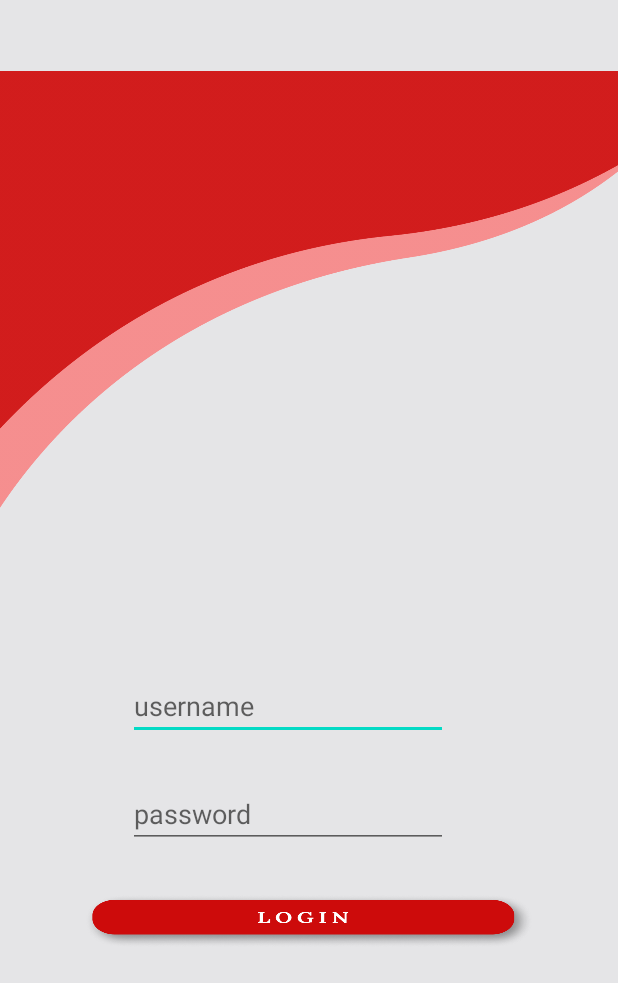
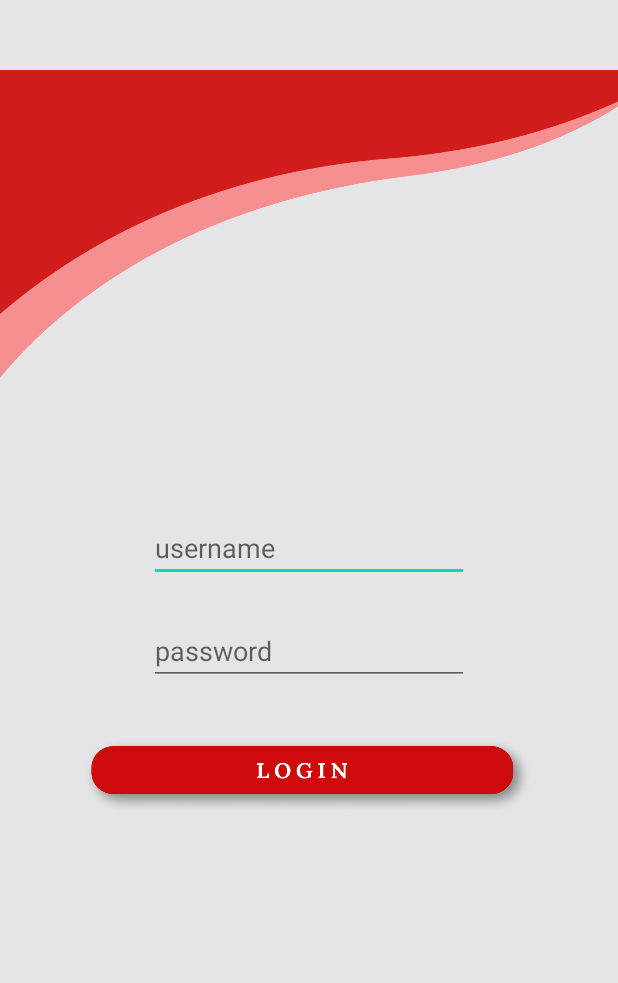
Before and after one commit to sevcukd/SpotMeal, an Android app: the screen it shows after launch (LogIn), on a phone screen of 412 x 824 dp. Shown: the top 983 px of the screen. Run offline under Robolectric (Android 15) with nearby library versions, the phone set to English and light mode, and no system bars.

```diff
--- /dev/null
+++ b/app/src/main/res/drawable-v21/sign_in_button_design.xml
@@ -0,0 +1,4 @@
+<?xml version="1.0" encoding="utf-8"?>
+<ripple xmlns:android="http://schemas.android.com/apk/res/android" android:color="@color/colorPrimary">
+    <item android:drawable="@drawable/login_button"/>
+</ripple>
--- /dev/null
+++ b/app/src/main/res/drawable-v21/sign_up_button_design.xml
@@ -0,0 +1,4 @@
+<?xml version="1.0" encoding="utf-8"?>
+<ripple xmlns:android="http://schemas.android.com/apk/res/android" android:color="@color/colorPrimary">
+    <item android:drawable="@drawable/reg_button"/>
+</ripple>
--- /dev/null
+++ b/app/src/main/res/drawable/sign_up_button_design.xml
@@ -0,0 +1,4 @@
+<?xml version="1.0" encoding="utf-8"?>
+<ripple xmlns:android="http://schemas.android.com/apk/res/android" android:color="@color/colorPrimary">
+    <item android:drawable="@drawable/reg_button"/>
+</ripple>
--- a/app/src/main/res/layout/activity_log_in.xml
+++ b/app/src/main/res/layout/activity_log_in.xml
@@ -11,12 +11,14 @@
         android:id="@+id/userNameEditText"
         android:layout_width="wrap_content"
         android:layout_height="wrap_content"
-        android:layout_marginTop="448dp"
+        android:layout_marginTop="296dp"
+        android:layout_marginBottom="390dp"
         android:ems="10"
         android:hint="username"
         android:inputType="textPersonName"
+        app:layout_constraintBottom_toBottomOf="parent"
         app:layout_constraintEnd_toEndOf="parent"
-        app:layout_constraintHorizontal_bias="0.429"
+        app:layout_constraintHorizontal_bias="0.5"
         app:layout_constraintStart_toStartOf="parent"
         app:layout_constraintTop_toTopOf="parent" />
 
@@ -24,46 +26,47 @@
         android:id="@+id/passwordEditText"
         android:layout_width="wrap_content"
         android:layout_height="wrap_content"
-        android:layout_marginTop="520dp"
+        android:layout_marginTop="365dp"
+        android:layout_marginBottom="321dp"
         android:ems="10"
         android:hint="password"
         android:inputType="textPassword"
+        app:layout_constraintBottom_toBottomOf="parent"
         app:layout_constraintEnd_toEndOf="parent"
-        app:layout_constraintHorizontal_bias="0.429"
+        app:layout_constraintHorizontal_bias="0.5"
         app:layout_constraintStart_toStartOf="parent"
         app:layout_constraintTop_toTopOf="parent" />
 
     <Button
         android:id="@+id/signInButton"
         android:layout_width="300dp"
-        android:layout_height="36dp"
-        android:layout_marginStart="156dp"
-        android:layout_marginLeft="156dp"
-        android:layout_marginTop="596dp"
-        android:layout_marginEnd="167dp"
-        android:layout_marginRight="167dp"
+        android:layout_height="50dp"
+        android:layout_marginTop="445dp"
+        android:layout_marginBottom="236dp"
         android:background="@drawable/login_button"
         android:onClick="onButtonClick"
+        app:layout_constraintBottom_toBottomOf="parent"
         app:layout_constraintEnd_toEndOf="parent"
-        app:layout_constraintHorizontal_bias="0.476"
+        app:layout_constraintHorizontal_bias="0.495"
         app:layout_constraintStart_toStartOf="parent"
         app:layout_constraintTop_toTopOf="parent" />
 
     <ImageView
         android:id="@+id/imageView5"
         android:layout_width="wrap_content"
-        android:layout_height="wrap_content"
-        android:layout_marginBottom="179dp"
+        android:layout_height="270dp"
+        android:layout_marginBottom="461dp"
         app:layout_constraintBottom_toBottomOf="parent"
         app:layout_constraintEnd_toEndOf="parent"
         app:layout_constraintStart_toStartOf="parent"
+        app:layout_constraintTop_toTopOf="parent"
         app:srcCompat="@drawable/top_panel" />
 
     <ImageView
         android:id="@+id/imageView6"
         android:layout_width="118dp"
         android:layout_height="99dp"
-        android:layout_marginTop="160dp"
+        android:layout_marginTop="60dp"
         android:layout_marginBottom="403dp"
         app:layout_constraintBottom_toBottomOf="parent"
         app:layout_constraintEnd_toStartOf="@+id/imageView5"
```
Also changed, not shown: app/src/main/res/layout/activity_sign_up.xml (+70 -20 lines), app/src/main/res/drawable/reg_button.png (added), app/src/main/res/drawable/top_panel.png.
